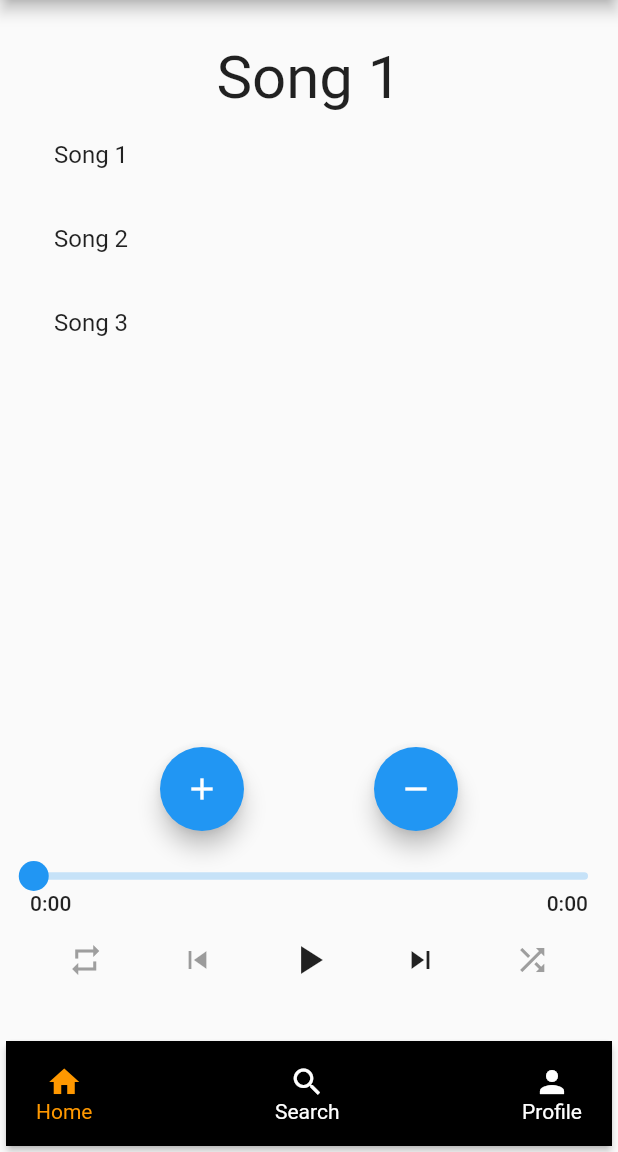
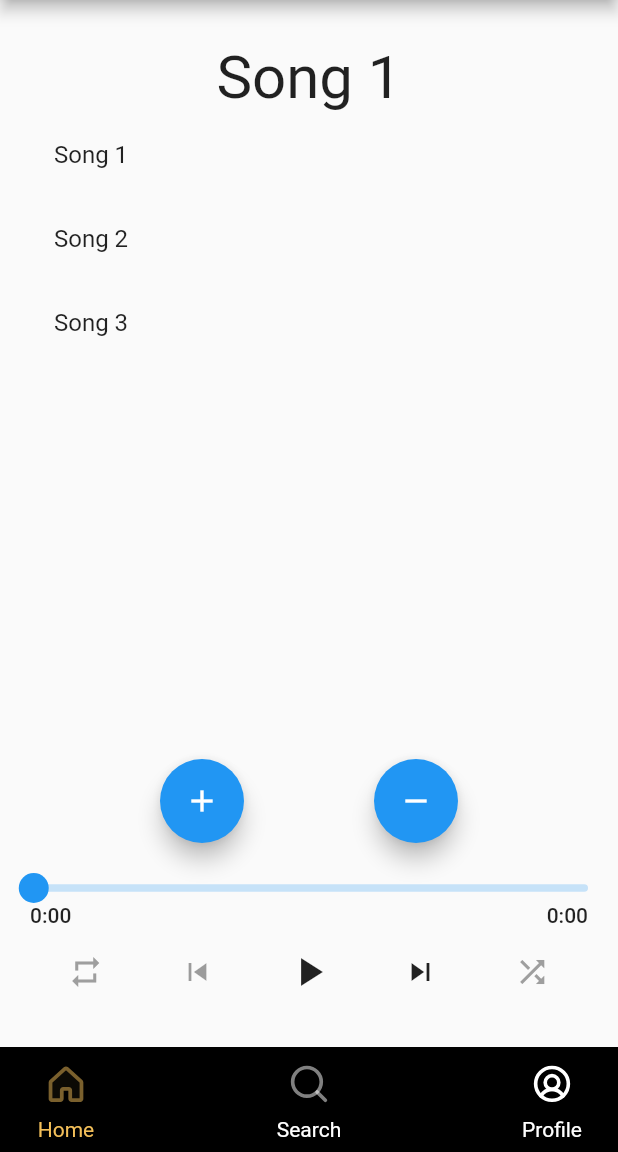
Before and after one commit to HasseneKh/Mobile-APP, a Flutter app: the screen it shows after launch, on a phone screen of 412 x 824 dp, the part 84-1236 px from its top. Run offline on Flutter 3.47's test engine with Material 2 defaults, Android fonts, the phone set to English and light mode, and no system bars; drawn by our look-alikes of audio_video_progress_bar; our stand-ins replace flutter_svg, just_audio.

Commit message:
changes layout

```diff
--- a/lib/const.dart
+++ b/lib/const.dart
@@ -1,3 +1,5 @@
+import 'package:flutter/material.dart';
 import 'package:music_app/Utils/page_manager.dart';
 
 PageManager pageManager = PageManager();
+Color yello = Color(0xfff3Bf59);
--- a/lib/main.dart
+++ b/lib/main.dart
@@ -1,6 +1,8 @@
 import 'package:flutter/material.dart';
+import 'package:flutter_svg/flutter_svg.dart';
 import 'package:music_app/const.dart';
 import 'package:music_app/views/ProfilePages/ProfileMain.dart';
+import 'package:music_app/views/Search.dart';
 import 'package:music_app/views/playerPage.dart';
 
 import 'Utils/page_manager.dart';
@@ -35,8 +37,6 @@ class _MyAppState extends State<MyApp> {
     return MaterialApp(
       title: MyApp.title,
       theme: ThemeData(
-        backgroundColor: Colors.black,
-        //primarySwatch: Colors.blue,
         visualDensity: VisualDensity.adaptivePlatformDensity,
       ),
       home: Scaffold(
@@ -44,31 +44,33 @@ class _MyAppState extends State<MyApp> {
           backgroundColor: Colors.black,
           title: Text(MyApp.title),
         ),
-        bottomNavigationBar: Card(
-          elevation: 2,
-          child: Container(
-            height: 70,
+        bottomNavigationBar: Container(
+          color: Colors.black,
+          height: 70,
+          //width: MediaQuery.of(context).size.width - 100,
+          child: Card(
             color: Colors.black,
+            elevation: 3,
             child: Row(
                 mainAxisAlignment: MainAxisAlignment.spaceBetween,
                 children: [
                   /// Home
-                  bnt('Home', 0, Icons.home),
+                  bnt('Home', 0, 'assets/icons/home.svg'),
 
                   /// Search
-                  bnt('Search', 1, Icons.search),
+                  bnt('Search', 1, 'assets/icons/search.svg'),
 
                   /// Profile
-                  bnt('Profile', 2, Icons.person)
+                  bnt('Profile', 2, 'assets/icons/profile.svg')
                 ]),
           ),
         ),
-        body: [PlayerPage(), ProfileMain(), ProfileMain()][_currentIndex],
+        body: [PlayerPage(), Search(), ProfileMain()][_currentIndex],
       ),
     );
   }
 
-  Widget bnt(String text, int num, IconData icon) {
+  Widget bnt(String text, int num, String path) {
     return InkWell(
       onTap: () {
         setState(() {
@@ -81,14 +83,16 @@ class _MyAppState extends State<MyApp> {
             mainAxisAlignment: MainAxisAlignment.center,
             crossAxisAlignment: CrossAxisAlignment.center,
             children: [
-              Icon(
-                icon,
-                color: _currentIndex != num ? Colors.white : Colors.orange,
+              SvgPicture.asset(
+                path,
+                color: _currentIndex != num ? Colors.white : yello,
+                width: 40,
+                height: 40,
               ),
               Text(
                 text,
                 style: TextStyle(
-                  color: _currentIndex != num ? Colors.white : Colors.orange,
+                  color: _currentIndex != num ? Colors.white : yello,
                 ),
               ),
             ]),
--- a/pubspec.yaml
+++ b/pubspec.yaml
@@ -37,6 +37,7 @@ dependencies:
   just_audio: ^0.9.14
   audio_video_progress_bar: ^0.9.0
   salomon_bottom_bar: ^3.1.0
+  flutter_svg: ^0.23.0+1
 
 dev_dependencies:
   flutter_test:
@@ -61,7 +62,8 @@ flutter:
   uses-material-design: true
 
   # To add assets to your application, add an assets section, like this:
-assets:
+  assets:
+    - assets/icons/
 
 fonts:
     - family: Poppins
```
Also changed, not shown: lib/views/ProfilePages/ProfileMain.dart (+42 -7 lines), lib/views/Search.dart (added, +17 -0 lines), assets/icons/home.svg (added), assets/icons/profile.svg (added), assets/icons/search.svg (added), pubspec.lock.
